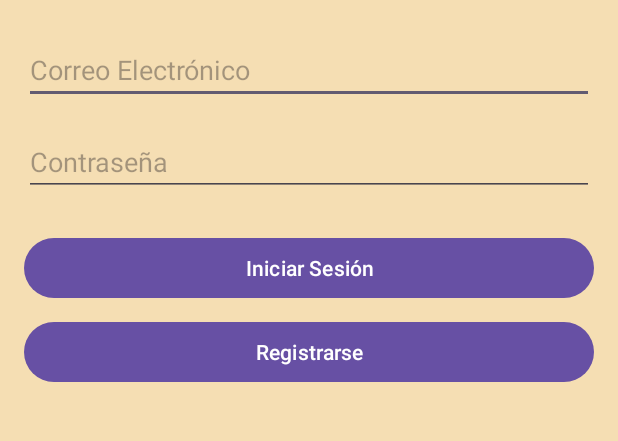
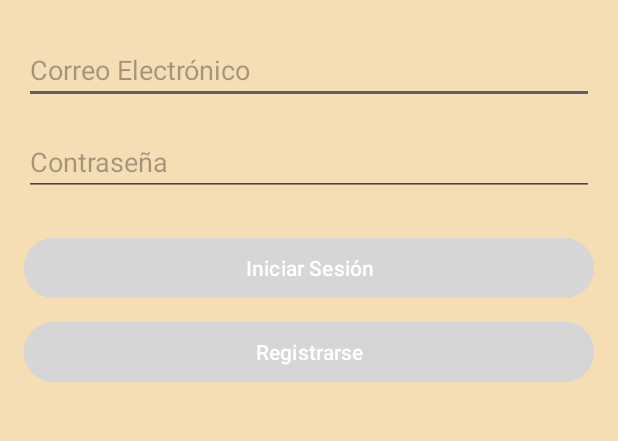
Before and after one commit to JustinSanc/degusta, an Android app: the LoginActivity screen opened directly, with no data from a screen before it, on a phone screen of 412 x 824 dp, the part 536-977 px from its top. Run offline under Robolectric (Android 15) with nearby library versions, the phone set to English and light mode, and no system bars; our stand-ins replace Firebase (no records; nobody signed in at launch, a user with empty details on screens opened directly); libraries missing offline, so code that uses them is left out: com.firebase.ui; 1 statement that could not run was skipped.

Commit message:
Update activity_login.xml
Correción del color de los botones

```diff
--- a/app/src/main/res/layout/activity_login.xml
+++ b/app/src/main/res/layout/activity_login.xml
@@ -40,6 +40,7 @@
         android:layout_width="match_parent"
         android:layout_height="wrap_content"
         android:text="Iniciar Sesión"
+        android:backgroundTint="@color/btn"
         android:layout_marginBottom="8dp" />
 
     <!-- Botón de Registro -->
@@ -47,5 +48,6 @@
         android:id="@+id/registerButton"
         android:layout_width="match_parent"
         android:layout_height="wrap_content"
+        android:backgroundTint="@color/btn"
         android:text="Registrarse" />
 </LinearLayout>
```
